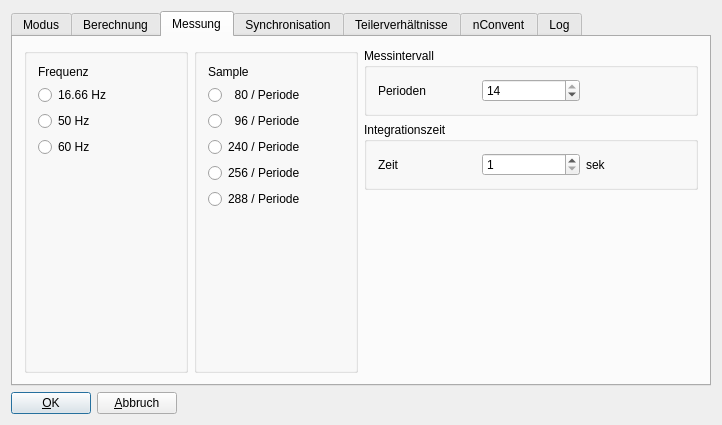
Above: wm3000i/confdialogbase.ui from ZeraGmbH/wm-project before the change. Below: the same form after it.
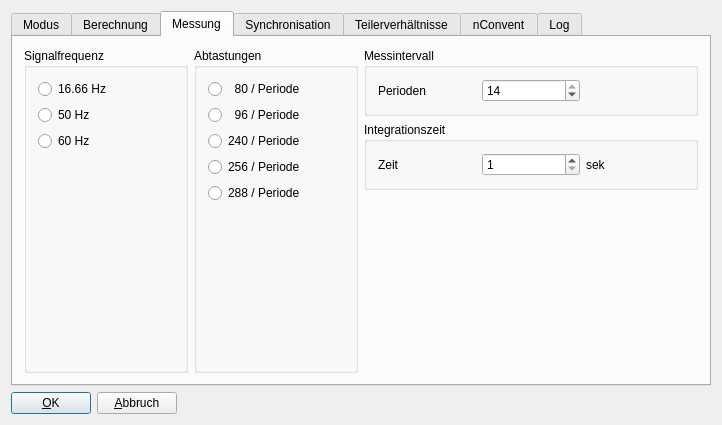
That is the form after the change. The open tabs and pages were chosen to show the change. Custom widgets are drawn as their Qt base class.

Commit message: changes configuration dialog and translations accordingly

```diff
--- a/wm3000i/confdialogbase.ui
+++ b/wm3000i/confdialogbase.ui
@@ -379,14 +379,10 @@
              <property name="font">
               <font/>
              </property>
+             <property name="title">
+              <string>Signalfrequenz</string>
+             </property>
              <layout class="QVBoxLayout" name="verticalLayout_8">
-              <item>
-               <widget class="QLabel" name="label">
-                <property name="text">
-                 <string>Frequenz</string>
-                </property>
-               </widget>
-              </item>
               <item>
                <widget class="QRadioButton" name="F16RadioButton">
                 <property name="sizePolicy">
@@ -453,14 +449,10 @@
            </item>
            <item>
             <widget class="QGroupBox" name="SPeriodeGroupBox">
+             <property name="title">
+              <string>Abtastungen</string>
+             </property>
              <layout class="QVBoxLayout" name="verticalLayout_4">
-              <item>
-               <widget class="QLabel" name="label_2">
-                <property name="text">
-                 <string>Sample</string>
-                </property>
-               </widget>
-              </item>
               <item>
                <widget class="QRadioButton" name="S80RadioButton">
                 <property name="text">
```
Left out of the diff: 154 changed lines with no effect on the pictures. The commit also changes 5 other files.
